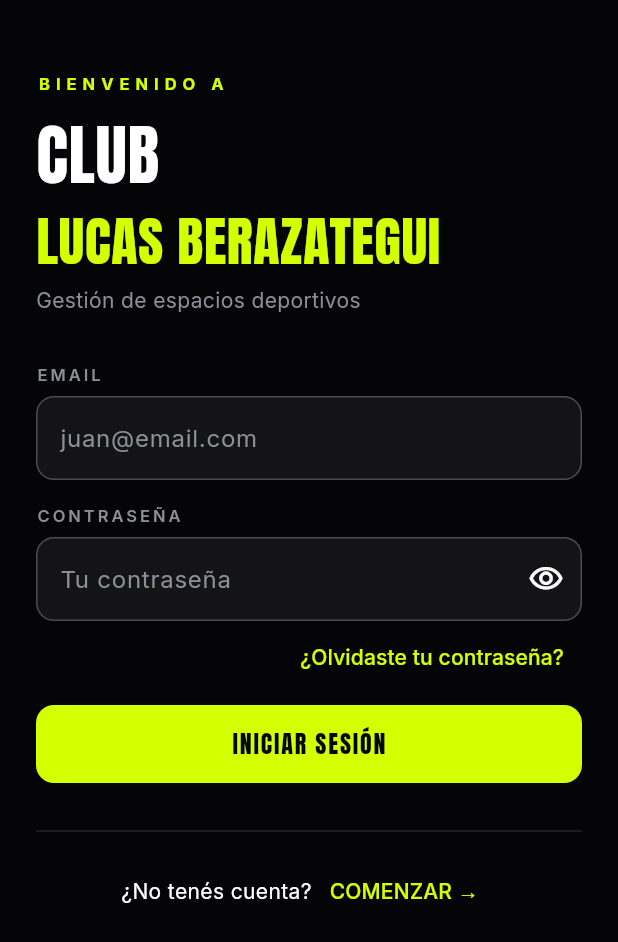
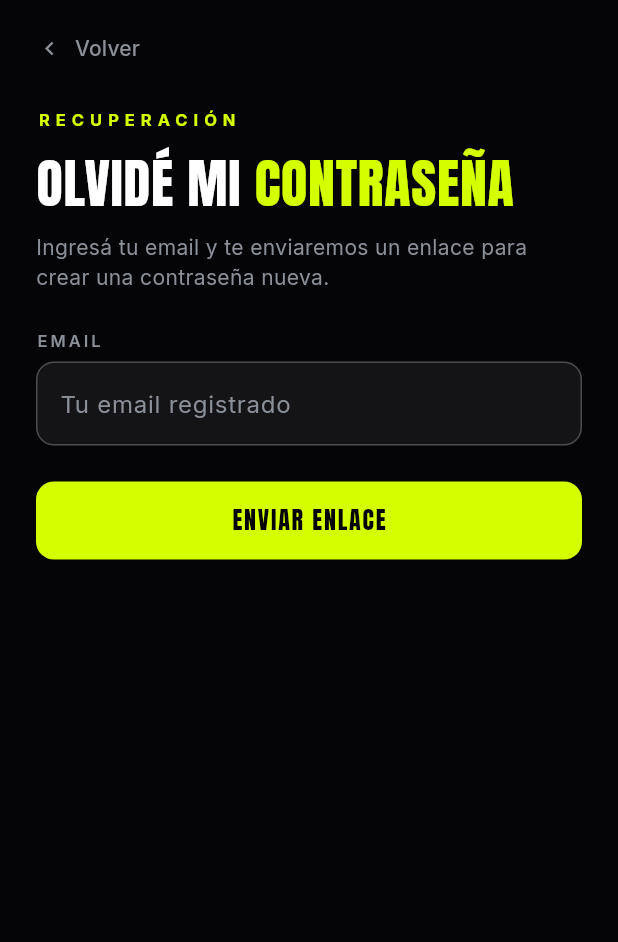
Before and after one commit to LucasCasla02/ClubLucasBerazategui, a Flutter app: the screen it shows after launch, after a tap on "¿Olvidaste tu contraseña?", on a phone screen of 412 x 824 dp. Shown: the top 942 px of the screen. Run offline on Flutter 3.47's test engine with Material 3 defaults, Android fonts, the phone set to English and light mode, and no system bars; our stand-ins replace firebase_auth, firebase_core, google_fonts, shared_preferences; accounts and stored records are empty; generated files the repository leaves out were written again.

Commit message:
app: recuperar contraseña

```diff
--- a/app/lib/pantallas/pantalla_login.dart
+++ b/app/lib/pantallas/pantalla_login.dart
@@ -8,6 +8,7 @@ import '../widgets/boton_principal.dart';
 import '../widgets/campo_texto.dart';
 import '../widgets/modal_error.dart';
 import 'pantalla_registro.dart';
+import 'pantalla_recuperar.dart';
 
 class PantallaLogin extends StatefulWidget {
   const PantallaLogin({super.key});
@@ -103,8 +104,12 @@ class _PantallaLoginState extends State<PantallaLogin> {
             ),
             Align(
               alignment: Alignment.centerRight,
-              // se conecta en la parte c
-              child: TextButton(onPressed: () {}, child: const Text('¿Olvidaste tu contraseña?')),
+              child: TextButton(
+                onPressed: () => Navigator.of(context).push(
+                  MaterialPageRoute(builder: (_) => PantallaRecuperar(emailInicial: _email.text.trim())),
+                ),
+                child: const Text('¿Olvidaste tu contraseña?'),
+              ),
             ),
             const SizedBox(height: 8),
             BotonPrincipal(texto: 'Iniciar sesión', alTocar: _ingresar, cargando: _cargando),
--- /dev/null
+++ b/app/lib/pantallas/pantalla_recuperar.dart
@@ -0,0 +1,163 @@
+import 'package:flutter/material.dart';
+
+import '../servicios/api.dart';
+import '../servicios/auth.dart';
+import '../tema.dart';
+import '../widgets/aviso_error.dart';
+import '../widgets/boton_principal.dart';
+import '../widgets/campo_texto.dart';
+import '../widgets/modal_error.dart';
+
+class PantallaRecuperar extends StatefulWidget {
+  // el email que ya estaba escrito en el login, para no tipearlo de nuevo
+  final String emailInicial;
+
+  const PantallaRecuperar({super.key, this.emailInicial = ''});
+
+  @override
+  State<PantallaRecuperar> createState() => _PantallaRecuperarState();
+}
+
+class _PantallaRecuperarState extends State<PantallaRecuperar> {
+  late final _email = TextEditingController(text: widget.emailInicial);
+  bool _cargando = false;
+  String? _aviso;
+  // cuando se manda el enlace se guarda a que email fue
+  String? _enviadoA;
+
+  @override
+  void dispose() {
+    _email.dispose();
+    super.dispose();
+  }
+
+  Future<void> _enviar() async {
+    FocusScope.of(context).unfocus();
+    final email = _email.text.trim();
+    if (email.isEmpty) {
+      setState(() => _aviso = 'Ingresá tu email.');
+      return;
+    }
+    if (!email.contains('@')) {
+      setState(() => _aviso = 'El email no tiene un formato válido.');
+      return;
+    }
+
+    setState(() {
+      _cargando = true;
+      _aviso = null;
+    });
+    try {
+      await Auth.recuperarContrasena(email);
+      if (!mounted) return;
+      setState(() => _enviadoA = email);
+    } on ErrorApi catch (e) {
+      if (!mounted) return;
+      if (e.esDeConexion) {
+        await mostrarError(context, titulo: e.titulo, mensaje: e.mensaje);
+      } else {
+        setState(() => _aviso = e.mensaje);
+      }
+    } finally {
+      if (mounted) setState(() => _cargando = false);
+    }
+  }
+
+  @override
+  Widget build(BuildContext context) {
+    final tema = Theme.of(context);
+
+    return Scaffold(
+      body: SafeArea(
+        child: ListView(
+          padding: const EdgeInsets.fromLTRB(24, 8, 24, 24),
+          children: [
+            Align(
+              alignment: Alignment.centerLeft,
+              child: TextButton.icon(
+                onPressed: () => Navigator.of(context).pop(),
+                icon: const Icon(Icons.chevron_left),
+                label: const Text('Volver'),
+                style: TextButton.styleFrom(foregroundColor: Colores.gris, padding: EdgeInsets.zero),
+              ),
+            ),
+            const SizedBox(height: 16),
+            Text(
+              'RECUPERACIÓN',
+              style: TextStyle(color: tema.colorScheme.secondary, fontSize: 11, letterSpacing: 4, fontWeight: FontWeight.w700),
+            ),
+            const SizedBox(height: 8),
+            Text.rich(
+              TextSpan(
+                children: [
+                  TextSpan(text: 'OLVIDÉ MI ', style: estiloTitulo(36, tema.colorScheme.onSurface)),
+                  TextSpan(text: 'CONTRASEÑA', style: estiloTitulo(36, tema.colorScheme.secondary)),
+                ],
+              ),
+            ),
+            const SizedBox(height: 8),
+            if (_enviadoA == null) ..._formulario() else _confirmacion(tema),
+          ],
+        ),
+      ),
+    );
+  }
+
+  List<Widget> _formulario() {
+    return [
+      const Text(
+        'Ingresá tu email y te enviaremos un enlace para crear una contraseña nueva.',
+        style: TextStyle(color: Colores.gris),
+      ),
+      const SizedBox(height: 24),
+      if (_aviso != null) ...[
+        AvisoError(mensaje: _aviso!),
+        const SizedBox(height: 16),
+      ],
+      CampoTexto(
+        etiqueta: 'Email',
+        pista: 'Tu email registrado',
+        controlador: _email,
+        teclado: TextInputType.emailAddress,
+      ),
+      const SizedBox(height: 24),
+      BotonPrincipal(texto: 'Enviar enlace', alTocar: _enviar, cargando: _cargando),
+    ];
+  }
+
+  // tarjeta de "enlace enviado", como en el figma
+  Widget _confirmacion(ThemeData tema) {
+    return Container(
+      margin: const EdgeInsets.only(top: 24),
+      padding: const EdgeInsets.all(24),
+      decoration: BoxDecoration(
+        color: tema.colorScheme.surface,
+        borderRadius: BorderRadius.circular(16),
+        border: Border.all(color: tema.brightness == Brightness.dark ? Colors.white12 : Colors.black12),
+      ),
+      child: Column(
+        children: [
+          Icon(Icons.mark_email_read_outlined, size: 48, color: tema.colorScheme.secondary),
+          const SizedBox(height: 16),
+          const Text('¡Enlace enviado!', style: TextStyle(fontSize: 20, fontWeight: FontWeight.w700)),
+          const SizedBox(height: 8),
+          Text.rich(
+            TextSpan(
+              children: [
+                const TextSpan(text: 'Revisá tu bandeja en '),
+                TextSpan(
+                  text: _enviadoA,
+                  style: TextStyle(color: tema.colorScheme.secondary, fontWeight: FontWeight.w600),
+                ),
+                const TextSpan(text: '. Si no lo ves, fijate en spam.'),
+              ],
+            ),
+            textAlign: TextAlign.center,
+          ),
+          const SizedBox(height: 24),
+          BotonPrincipal(texto: 'Volver al login', alTocar: () => Navigator.of(context).pop()),
+        ],
+      ),
+    );
+  }
+}
--- a/app/lib/servicios/auth.dart
+++ b/app/lib/servicios/auth.dart
@@ -48,6 +48,17 @@ class Auth {
 
   static Future<void> cerrarSesion() => _firebase.signOut();
 
+  // manda el mail de firebase para crear una contraseña nueva
+  static Future<void> recuperarContrasena(String email) async {
+    try {
+      // el mail llega en español
+      await _firebase.setLanguageCode('es');
+      await _firebase.sendPasswordResetEmail(email: email.trim());
+    } on FirebaseAuthException catch (e) {
+      throw _traducir(e, 'No se pudo enviar el enlace. Intentá de nuevo.');
+    }
+  }
+
   static Future<void> _deshacerCuenta() async {
     try {
       await _firebase.currentUser?.delete();
```
